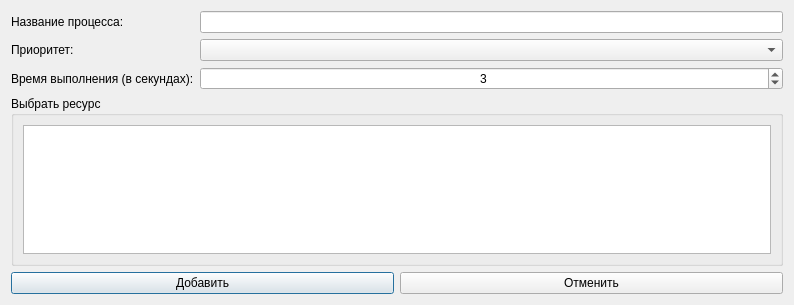
Before: the Qt Designer form Python/TaskManager/ui/taskdialog.ui in soltanoff/other, drawn with Qt 5.
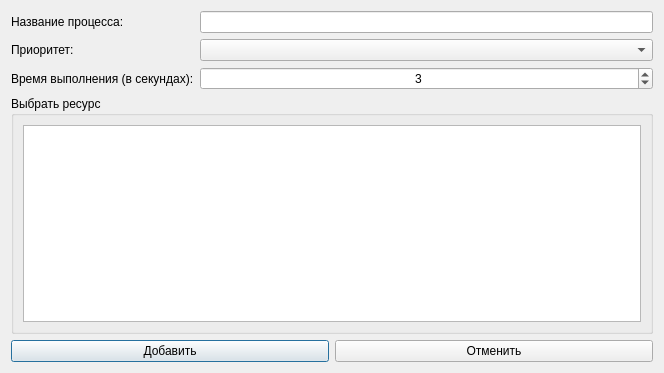
After: the same form once the commit is applied.

Commit message: fix task table columns (change size, rename cols), fix grammar mistake

Patch:
```diff
--- a/Python/TaskManager/ui/taskdialog.ui
+++ b/Python/TaskManager/ui/taskdialog.ui
@@ -6,8 +6,8 @@
    <rect>
     <x>0</x>
     <y>0</y>
-    <width>794</width>
-    <height>305</height>
+    <width>664</width>
+    <height>373</height>
    </rect>
   </property>
   <property name="windowTitle">
@@ -16,19 +16,6 @@
   <layout class="QGridLayout" name="gridLayout_2">
    <item row="0" column="1">
     <layout class="QGridLayout" name="gridLayout">
-     <item row="7" column="1">
-      <spacer name="verticalSpacer">
-       <property name="orientation">
-        <enum>Qt::Vertical</enum>
-       </property>
-       <property name="sizeHint" stdset="0">
-        <size>
-         <width>20</width>
-         <height>40</height>
-        </size>
-       </property>
-      </spacer>
-     </item>
      <item row="3" column="1">
       <layout class="QGridLayout" name="gridLayout_4">
        <item row="1" column="0">
```
The commit also changes 10 other files.
